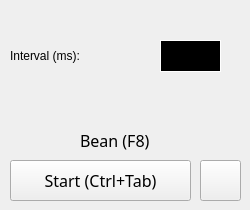
Before: the Qt Designer form mainwindow.ui in Gerbagel/DualWieldDBZS, drawn with Qt 5.
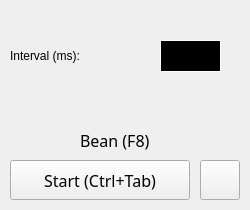
After: the same form once the commit is applied. Icons and pictures are not drawn. Custom widgets are drawn as their Qt base class.

```diff
--- a/mainwindow.ui
+++ b/mainwindow.ui
@@ -47,8 +47,8 @@
      <rect>
       <x>10</x>
       <y>160</y>
-      <width>181</width>
-      <height>41</height>
+      <width>180</width>
+      <height>40</height>
      </rect>
     </property>
     <property name="font">
@@ -92,8 +92,8 @@
      <rect>
       <x>200</x>
       <y>160</y>
-      <width>41</width>
-      <height>41</height>
+      <width>40</width>
+      <height>40</height>
      </rect>
     </property>
     <property name="styleSheet">
```
